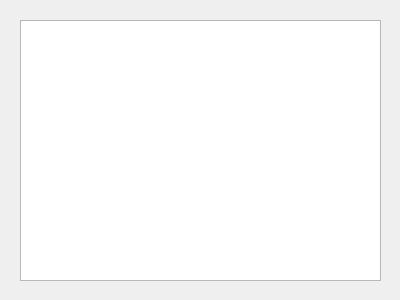
Before: the Qt Designer form gui/PrintComplex.ui in vvmarko/triangulator, drawn with Qt 5.
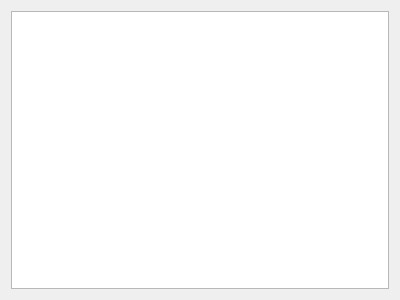
After: the same form once the commit is applied.

Commit message: GUI dialog window for seeding a complex

What changed in the file:
```diff
--- a/gui/PrintComplex.ui
+++ b/gui/PrintComplex.ui
@@ -13,19 +13,15 @@
   <property name="windowTitle">
    <string>PrintComplex</string>
   </property>
+  <layout class="QVBoxLayout" name="verticalLayout">
+   <item>
   <widget class="QTextEdit" name="textEdit">
-   <property name="geometry">
-    <rect>
-     <x>20</x>
-     <y>20</y>
-     <width>361</width>
-     <height>261</height>
-    </rect>
-   </property>
    <property name="readOnly">
     <bool>true</bool>
    </property>
   </widget>
+   </item>
+  </layout>
  </widget>
  <layoutdefault spacing="6" margin="11"/>
  <resources/>
```
Lines whose indentation alone changed are shown as unchanged. The commit also changes 5 other files.
